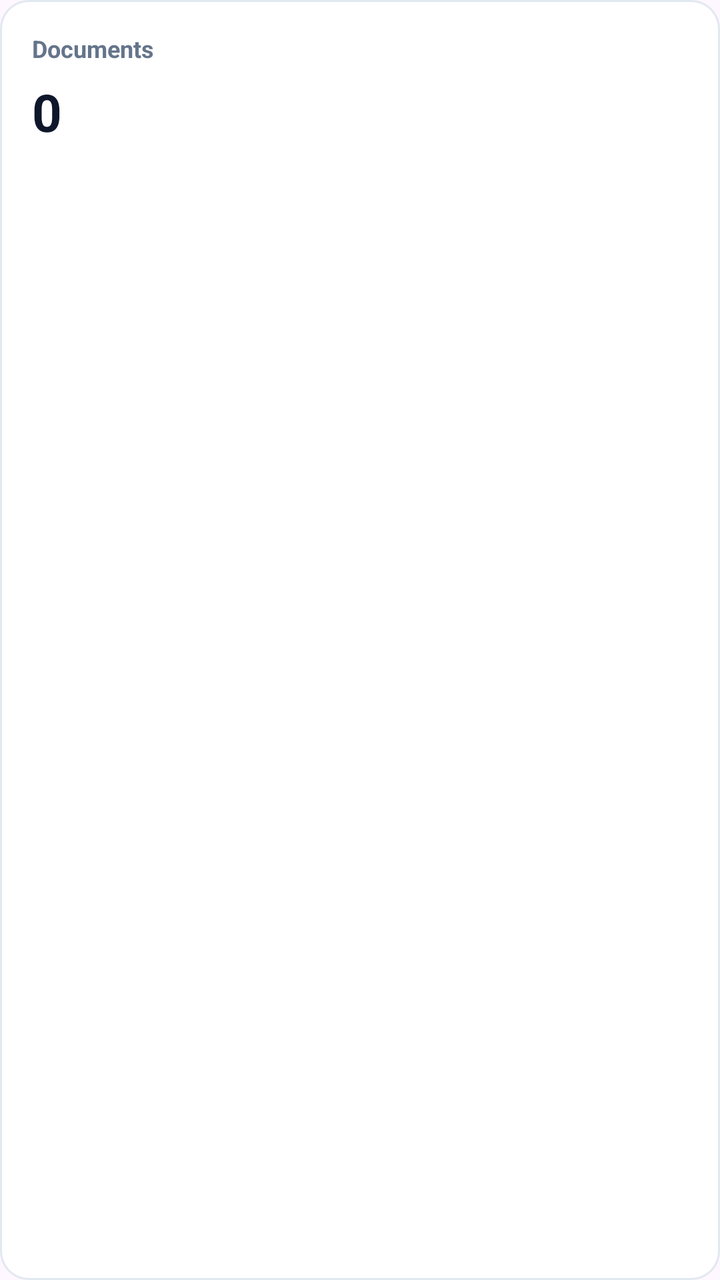
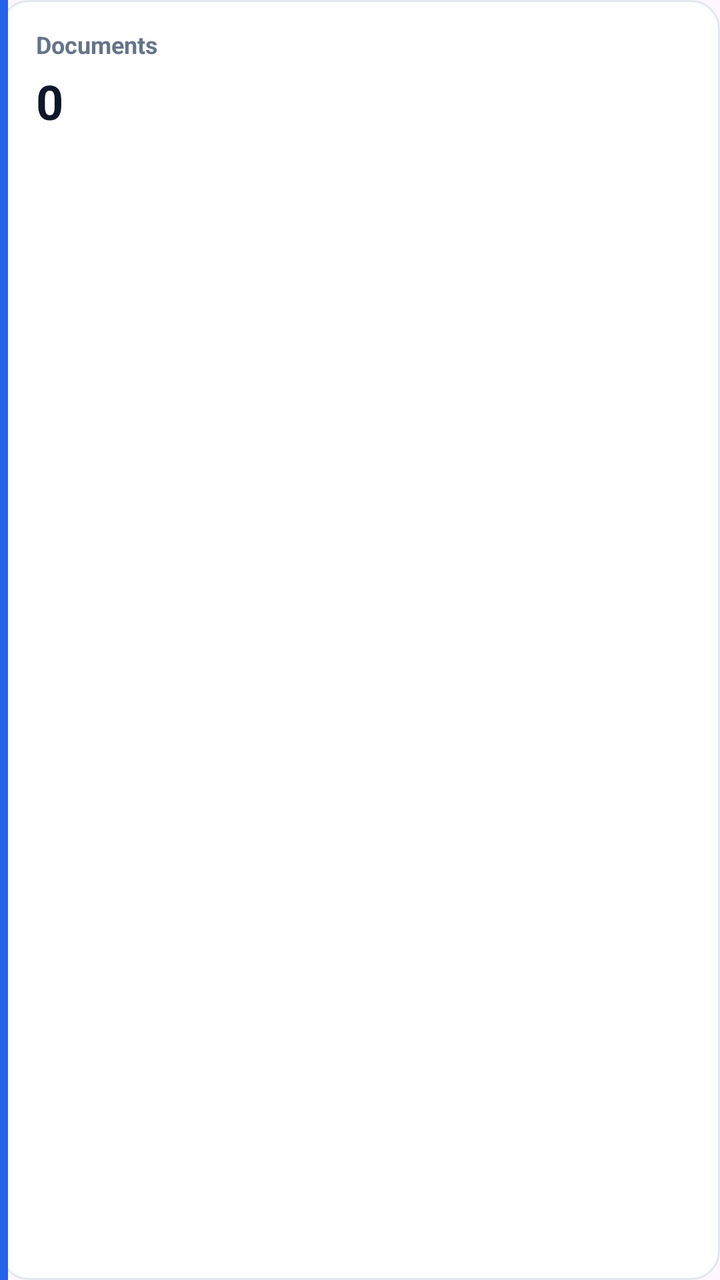

Before-and-after screenshots of an Android layout around one commit, followed by the original layout XML and the change that was made.
<!-- AndroidManifest.xml: application theme Theme.ApexLedger -->
<!-- res/layout/item_stat_card.xml -->
<?xml version="1.0" encoding="utf-8"?>
<LinearLayout xmlns:android="http://schemas.android.com/apk/res/android"
    android:layout_width="0dp"
    android:layout_height="wrap_content"
    android:layout_weight="1"
    android:layout_margin="6dp"
    android:orientation="vertical"
    android:background="@drawable/bg_card_stroke"
    android:padding="16dp">

    <TextView
        android:id="@+id/tvStatLabel"
        android:layout_width="wrap_content"
        android:layout_height="wrap_content"
        android:text="Documents"
        android:textColor="@color/gray_500"
        android:textSize="12sp"
        android:textStyle="bold" />

    <TextView
        android:id="@+id/tvStatValue"
        android:layout_width="wrap_content"
        android:layout_height="wrap_content"
        android:text="0"
        android:textColor="@color/navy"
        android:textStyle="bold"
        android:textSize="26sp"
        android:layout_marginTop="6dp" />

</LinearLayout>
<!-- resources referenced by this layout -->
<resources>
  <color name="gray_500">#64748B</color>
  <color name="navy">#0F172A</color>
  <!-- drawable bg_card_stroke (drawable) -->
  <?xml version="1.0" encoding="utf-8"?>
  <shape xmlns:android="http://schemas.android.com/apk/res/android" android:shape="rectangle">
      <corners android:radius="14dp" />
      <solid android:color="@color/white" />
      <stroke android:width="1dp" android:color="@color/gray_200" />
  </shape>
  <style name="Theme.ApexLedger" parent="Base.Theme.ApexLedger" />
  <color name="white">#FFFFFF</color>
  <color name="gray_200">#E2E8F0</color>
  <style name="Base.Theme.ApexLedger" parent="Theme.Material3.DayNight.NoActionBar">
          
          
      </style>
</resources>

<!-- the commit's change to res/layout/item_stat_card.xml (unified diff, before → after) -->
@@ -4,27 +4,40 @@
     android:layout_height="wrap_content"
     android:layout_weight="1"
     android:layout_margin="6dp"
-    android:orientation="vertical"
-    android:background="@drawable/bg_card_stroke"
-    android:padding="16dp">
+    android:orientation="horizontal"
+    android:background="@drawable/bg_card_stroke">
 
-    <TextView
-        android:id="@+id/tvStatLabel"
-        android:layout_width="wrap_content"
+    <View
+        android:id="@+id/statAccentBar"
+        android:layout_width="4dp"
+        android:layout_height="match_parent"
+        android:background="@color/primary" />
+
+    <LinearLayout
+        android:layout_width="0dp"
         android:layout_height="wrap_content"
-        android:text="Documents"
-        android:textColor="@color/gray_500"
-        android:textSize="12sp"
-        android:textStyle="bold" />
+        android:layout_weight="1"
+        android:orientation="vertical"
+        android:padding="14dp">
 
-    <TextView
-        android:id="@+id/tvStatValue"
-        android:layout_width="wrap_content"
-        android:layout_height="wrap_content"
-        android:text="0"
-        android:textColor="@color/navy"
-        android:textStyle="bold"
-        android:textSize="26sp"
-        android:layout_marginTop="6dp" />
+        <TextView
+            android:id="@+id/tvStatLabel"
+            android:layout_width="wrap_content"
+            android:layout_height="wrap_content"
+            android:text="Documents"
+            android:textColor="@color/gray_500"
+            android:textSize="12sp"
+            android:textStyle="bold" />
 
+        <TextView
+            android:id="@+id/tvStatValue"
+            android:layout_width="wrap_content"
+            android:layout_height="wrap_content"
+            android:text="0"
+            android:textColor="@color/navy"
+            android:textStyle="bold"
+            android:textSize="24sp"
+            android:layout_marginTop="4dp" />
+
+    </LinearLayout>
 </LinearLayout>
<!-- resource entries referenced after the edit -->
@@ -2,6 +2,7 @@
 <resources>
   <color name="gray_500">#64748B</color>
   <color name="navy">#0F172A</color>
+  <color name="primary">#2563EB</color>
   <!-- drawable bg_card_stroke (drawable) -->
   <?xml version="1.0" encoding="utf-8"?>
   <shape xmlns:android="http://schemas.android.com/apk/res/android" android:shape="rectangle">
